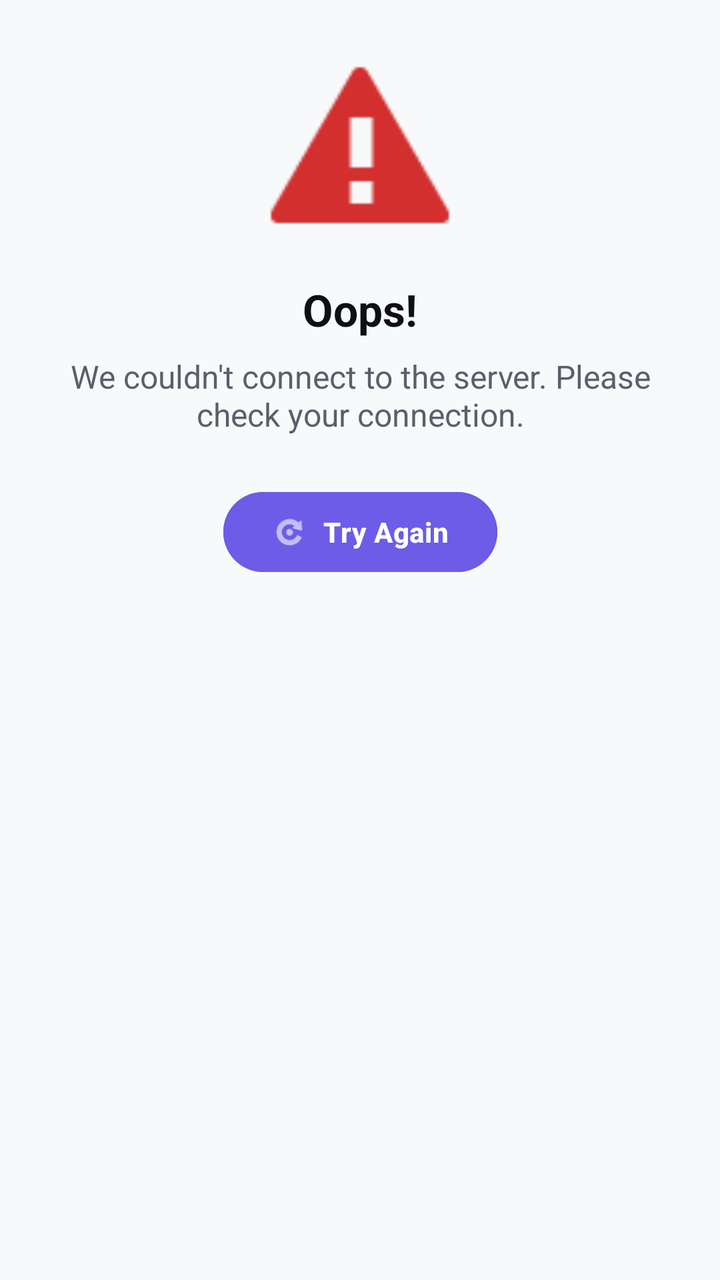
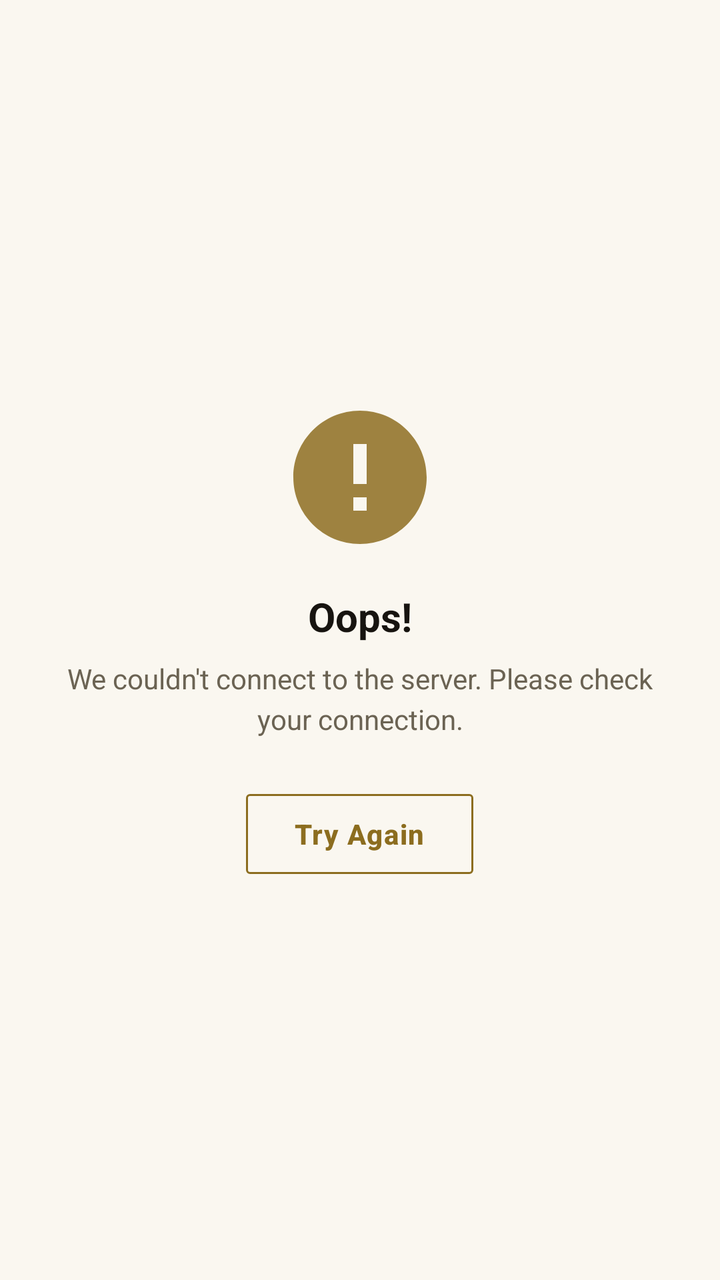

An Android layout rendered at two revisions. The XML below is the earlier revision; the diff shows what the commit changed to produce the second picture.
<!-- AndroidManifest.xml: application theme Theme.CineXplora -->
<!-- res/layout/layout_error.xml -->
<?xml version="1.0" encoding="utf-8"?>
<androidx.constraintlayout.widget.ConstraintLayout xmlns:android="http://schemas.android.com/apk/res/android"
    xmlns:app="http://schemas.android.com/apk/res-auto"
    android:id="@+id/layoutError"
    android:layout_width="match_parent"
    android:layout_height="wrap_content"
    android:layout_gravity="center"
    android:padding="24dp">

    <ImageView
        android:id="@+id/ivErrorIcon"
        android:layout_width="100dp"
        android:layout_height="100dp"
        android:src="@android:drawable/stat_notify_error"
        app:tint="#D32F2F"
        app:layout_constraintEnd_toEndOf="parent"
        app:layout_constraintStart_toStartOf="parent"
        app:layout_constraintTop_toTopOf="parent" />

    <TextView
        android:id="@+id/tvErrorTitle"
        android:layout_width="wrap_content"
        android:layout_height="wrap_content"
        android:layout_marginTop="16dp"
        android:text="@string/error_1"
        android:textColor="?android:attr/textColorPrimary"
        android:textSize="22sp"
        android:textStyle="bold"
        app:layout_constraintEnd_toEndOf="parent"
        app:layout_constraintStart_toStartOf="parent"
        app:layout_constraintTop_toBottomOf="@+id/ivErrorIcon" />

    <TextView
        android:id="@+id/tvErrorMessage"
        android:layout_width="0dp"
        android:layout_height="wrap_content"
        android:layout_marginTop="8dp"
        android:gravity="center"
        android:text="@string/error_2"
        android:textColor="?android:attr/textColorSecondary"
        android:textSize="16sp"
        app:layout_constraintEnd_toEndOf="parent"
        app:layout_constraintStart_toStartOf="parent"
        app:layout_constraintTop_toBottomOf="@+id/tvErrorTitle" />

    <com.google.android.material.button.MaterialButton
        android:id="@+id/btnRetry"
        style="@style/Widget.Material3.Button"
        android:layout_width="wrap_content"
        android:layout_height="wrap_content"
        android:layout_marginTop="24dp"
        android:backgroundTint="?attr/colorPrimary"
        android:text="@string/try_again"
        android:textColor="?attr/colorOnPrimary"
        app:cornerRadius="20dp"
        app:icon="@android:drawable/ic_menu_rotate"
        app:iconTint="?attr/colorOnPrimary"
        app:layout_constraintEnd_toEndOf="parent"
        app:layout_constraintStart_toStartOf="parent"
        app:layout_constraintTop_toBottomOf="@+id/tvErrorMessage" />

</androidx.constraintlayout.widget.ConstraintLayout>
<!-- resources referenced by this layout -->
<resources>
  <style name="Base.Theme.CineXplora" parent="Theme.Material3.DayNight.NoActionBar">
  
          <item name="colorPrimary">@color/light_accent_primary</item>
          <item name="colorPrimaryVariant">@color/light_accent_primary_variant</item>
          <item name="colorOnPrimary">@color/light_on_accent</item>
          <item name="colorSecondary">@color/light_accent_secondary</item>
          <item name="colorOnSecondary">@color/light_on_accent</item>
  
  
          <item name="android:windowBackground">@color/light_background</item>
          <item name="colorSurface">@color/light_surface</item>
          <item name="colorSurfaceVariant">@color/light_surface_elevated</item>
          <item name="colorOnSurface">@color/light_text_primary</item>
          <item name="colorOnSurfaceVariant">@color/light_text_secondary</item>
  
          <item name="android:textColorPrimary">@color/light_text_primary</item>
          <item name="android:textColorSecondary">@color/light_text_secondary</item>
          <item name="android:textColorHint">@color/light_text_disabled</item>
  
          <item name="colorControlNormal">@color/light_text_secondary</item>
          <item name="colorControlActivated">@color/light_accent_primary</item>
          <item name="colorError">@color/light_error</item>
  
          <item name="android:statusBarColor">@color/light_background</item>
          <item name="android:windowLightStatusBar">true</item>
  
          <item name="android:listDivider">@color/light_divider</item>
  
          <item name="accentGlow">@color/light_accent_glow</item>
          <item name="badgeMovie">@color/light_badge_movie</item>
          <item name="badgeSerie">@color/light_badge_serie</item>
          <item name="errorSurface">@color/light_error_surface</item>
          <item name="successColor">@color/light_success</item>
          <item name="successSurface">@color/light_success_surface</item>
          <item name="surfaceElevated">@color/light_surface_elevated</item>
  
          <item name="textInputStyle">@style/CineXplora.TextInputLayout</item>
          <item name="materialButtonStyle">@style/CineXplora.Button</item>
          <item name="materialCardViewStyle">@style/CineXplora.Card</item>
          <item name="alertDialogTheme">@style/CineXplora.AlertDialog</item>
      </style>
  <color name="light_accent_primary">#6C5CE7</color>
  <color name="light_accent_primary_variant">#5A4BD1</color>
  <color name="light_accent_secondary">#00D2D3</color>
  <color name="light_background">#F8F9FA</color>
  <color name="light_surface_elevated">#F0F1F3</color>
  <color name="light_text_primary">#0D0F13</color>
  <color name="light_text_secondary">#5A5F6B</color>
  <color name="light_text_disabled">#A0A4AD</color>
  <color name="light_error">#E74C3C</color>
  <color name="light_divider">#E2E4E9</color>
  <color name="light_accent_glow">#1A6C5CE7</color>
  <color name="light_badge_movie">#6C5CE7</color>
  <color name="light_badge_serie">#00D2D3</color>
  <color name="light_error_surface">#FDECEC</color>
  <color name="light_success">#27AE60</color>
  <color name="light_success_surface">#E8F8EF</color>
  <style name="CineXplora.TextInputLayout" parent="Widget.Material3.TextInputLayout.OutlinedBox">
          <item name="boxCornerRadiusTopStart">@dimen/radius_sm</item>
          <item name="boxCornerRadiusTopEnd">@dimen/radius_sm</item>
          <item name="boxCornerRadiusBottomStart">@dimen/radius_sm</item>
          <item name="boxCornerRadiusBottomEnd">@dimen/radius_sm</item>
          <item name="boxStrokeColor">?android:attr/listDivider</item>
          <item name="boxStrokeWidthFocused">2dp</item>
          <item name="hintTextColor">?attr/colorPrimary</item>
      </style>
  <style name="CineXplora.Button" parent="Widget.Material3.Button">
          <item name="cornerRadius">@dimen/radius_sm</item>
          <item name="android:minHeight">@dimen/button_height</item>
          <item name="backgroundTint">?attr/colorPrimary</item>
          <item name="android:textColor">?attr/colorOnPrimary</item>
          <item name="android:textSize">14sp</item>
          <item name="android:textStyle">bold</item>
          <item name="android:letterSpacing">0.02</item>
          <item name="android:textAllCaps">false</item>
      </style>
  <style name="CineXplora.Card" parent="Widget.Material3.CardView.Filled">
          <item name="cardCornerRadius">@dimen/radius_sm</item>
          <item name="cardElevation">0dp</item>
          <item name="strokeWidth">@dimen/card_border_width</item>
          <item name="strokeColor">?android:attr/listDivider</item>
          <item name="cardBackgroundColor">?attr/colorSurface</item>
      </style>
  <style name="CineXplora.AlertDialog" parent="ThemeOverlay.Material3.MaterialAlertDialog">
          <item name="android:background">@drawable/bg_dialog</item>
          <item name="android:windowMinWidthMajor">80%</item>
          <item name="android:windowMinWidthMinor">90%</item>
          <item name="buttonBarPositiveButtonStyle">@style/CineXplora.AlertDialog.Button</item>
          <item name="buttonBarNegativeButtonStyle">@style/CineXplora.AlertDialog.Button.Negative</item>
      </style>
  <dimen name="radius_sm">4dp</dimen>
  <dimen name="card_border_width">1dp</dimen>
  <!-- drawable bg_dialog (drawable) -->
  <?xml version="1.0" encoding="utf-8"?>
  <shape xmlns:android="http://schemas.android.com/apk/res/android">
      <solid android:color="?attr/colorSurface" />
      <corners android:radius="@dimen/radius_lg" />
  </shape>
  <style name="CineXplora.AlertDialog.Button" parent="Widget.Material3.Button.TextButton">
          <item name="android:textColor">?attr/colorPrimary</item>
          <item name="android:textStyle">bold</item>
          <item name="android:textAllCaps">false</item>
      </style>
  <style name="CineXplora.AlertDialog.Button.Negative" parent="Widget.Material3.Button.TextButton">
          <item name="android:textColor">?android:attr/textColorSecondary</item>
          <item name="android:textAllCaps">false</item>
      </style>
  <dimen name="radius_lg">4dp</dimen>
  <!-- unchanged entries left out for length: 7 -->
</resources>

<!-- the commit's change to res/layout/layout_error.xml (unified diff, before → after) -->
@@ -1,62 +1,46 @@
 <?xml version="1.0" encoding="utf-8"?>
-<androidx.constraintlayout.widget.ConstraintLayout xmlns:android="http://schemas.android.com/apk/res/android"
+<LinearLayout xmlns:android="http://schemas.android.com/apk/res/android"
     xmlns:app="http://schemas.android.com/apk/res-auto"
     android:id="@+id/layoutError"
     android:layout_width="match_parent"
     android:layout_height="wrap_content"
-    android:layout_gravity="center"
-    android:padding="24dp">
+    android:orientation="vertical"
+    android:gravity="center"
+    android:padding="@dimen/space_2xl">
 
     <ImageView
         android:id="@+id/ivErrorIcon"
-        android:layout_width="100dp"
-        android:layout_height="100dp"
-        android:src="@android:drawable/stat_notify_error"
-        app:tint="#D32F2F"
-        app:layout_constraintEnd_toEndOf="parent"
-        app:layout_constraintStart_toStartOf="parent"
-        app:layout_constraintTop_toTopOf="parent" />
+        android:layout_width="80dp"
+        android:layout_height="80dp"
+        android:src="@drawable/ic_error_state"
+        android:alpha="0.85"
+        app:tint="?attr/colorPrimary" />
 
     <TextView
         android:id="@+id/tvErrorTitle"
+        style="@style/CineXplora.Text.TitleLarge"
         android:layout_width="wrap_content"
         android:layout_height="wrap_content"
-        android:layout_marginTop="16dp"
-        android:text="@string/error_1"
-        android:textColor="?android:attr/textColorPrimary"
-        android:textSize="22sp"
-        android:textStyle="bold"
-        app:layout_constraintEnd_toEndOf="parent"
-        app:layout_constraintStart_toStartOf="parent"
-        app:layout_constraintTop_toBottomOf="@+id/ivErrorIcon" />
+        android:layout_marginTop="@dimen/space_lg"
+        android:gravity="center"
+        android:text="@string/error_1" />
 
     <TextView
         android:id="@+id/tvErrorMessage"
-        android:layout_width="0dp"
+        style="@style/CineXplora.Text.BodyMedium"
+        android:layout_width="match_parent"
         android:layout_height="wrap_content"
-        android:layout_marginTop="8dp"
+        android:layout_marginTop="@dimen/space_sm"
         android:gravity="center"
         android:text="@string/error_2"
-        android:textColor="?android:attr/textColorSecondary"
-        android:textSize="16sp"
-        app:layout_constraintEnd_toEndOf="parent"
-        app:layout_constraintStart_toStartOf="parent"
-        app:layout_constraintTop_toBottomOf="@+id/tvErrorTitle" />
+        android:textColor="?android:attr/textColorSecondary" />
 
     <com.google.android.material.button.MaterialButton
         android:id="@+id/btnRetry"
-        style="@style/Widget.Material3.Button"
+        style="@style/CineXplora.Button.Outlined"
         android:layout_width="wrap_content"
         android:layout_height="wrap_content"
-        android:layout_marginTop="24dp"
-        android:backgroundTint="?attr/colorPrimary"
-        android:text="@string/try_again"
-        android:textColor="?attr/colorOnPrimary"
-        app:cornerRadius="20dp"
-        app:icon="@android:drawable/ic_menu_rotate"
-        app:iconTint="?attr/colorOnPrimary"
-        app:layout_constraintEnd_toEndOf="parent"
-        app:layout_constraintStart_toStartOf="parent"
-        app:layout_constraintTop_toBottomOf="@+id/tvErrorMessage" />
+        android:layout_marginTop="@dimen/space_xl"
+        android:text="@string/try_again" />
 
-</androidx.constraintlayout.widget.ConstraintLayout>
+</LinearLayout>
<!-- resource entries referenced after the edit -->
@@ -1,5 +1,38 @@
 <!-- resources referenced by this layout -->
 <resources>
+  <dimen name="space_2xl">32dp</dimen>
+  <dimen name="space_lg">16dp</dimen>
+  <dimen name="space_sm">8dp</dimen>
+  <dimen name="space_xl">24dp</dimen>
+  <!-- drawable ic_error_state (drawable) -->
+  <vector xmlns:android="http://schemas.android.com/apk/res/android"
+      android:width="24dp"
+      android:height="24dp"
+      android:viewportWidth="24"
+      android:viewportHeight="24">
+      <path
+          android:fillColor="#FF000000"
+          android:pathData="M12,2C6.48,2 2,6.48 2,12s4.48,10 10,10 10,-4.48 10,-10S17.52,2 12,2zm1,15h-2v-2h2v2zm0,-4h-2L11,7h2v6z" />
+  </vector>
+  <style name="CineXplora.Button.Outlined" parent="Widget.Material3.Button.OutlinedButton">
+          <item name="cornerRadius">@dimen/radius_sm</item>
+          <item name="android:minHeight">@dimen/button_height</item>
+          <item name="strokeColor">?attr/colorPrimary</item>
+          <item name="strokeWidth">1dp</item>
+          <item name="android:textColor">?attr/colorPrimary</item>
+          <item name="android:textAllCaps">false</item>
+          <item name="android:letterSpacing">0.04</item>
+      </style>
+  <style name="CineXplora.Text.BodyMedium">
+          <item name="android:textSize">14sp</item>
+          <item name="android:textColor">?android:attr/textColorSecondary</item>
+          <item name="android:lineSpacingExtra">4dp</item>
+      </style>
+  <style name="CineXplora.Text.TitleLarge">
+          <item name="android:textSize">20sp</item>
+          <item name="android:textStyle">bold</item>
+          <item name="android:textColor">?android:attr/textColorPrimary</item>
+      </style>
   <style name="Base.Theme.CineXplora" parent="Theme.Material3.DayNight.NoActionBar">
   
           <item name="colorPrimary">@color/light_accent_primary</item>
@@ -7,7 +40,6 @@
           <item name="colorOnPrimary">@color/light_on_accent</item>
           <item name="colorSecondary">@color/light_accent_secondary</item>
           <item name="colorOnSecondary">@color/light_on_accent</item>
-  
   
           <item name="android:windowBackground">@color/light_background</item>
           <item name="colorSurface">@color/light_surface</item>
@@ -21,10 +53,14 @@
   
           <item name="colorControlNormal">@color/light_text_secondary</item>
           <item name="colorControlActivated">@color/light_accent_primary</item>
+          
+          <item name="colorControlHighlight">#1A8C6D1F</item>
           <item name="colorError">@color/light_error</item>
   
           <item name="android:statusBarColor">@color/light_background</item>
           <item name="android:windowLightStatusBar">true</item>
+          <item name="android:navigationBarColor">@color/light_background</item>
+          <item name="android:windowLightNavigationBar" tools:targetApi="o_mr1">true</item>
   
           <item name="android:listDivider">@color/light_divider</item>
   
@@ -40,74 +76,124 @@
           <item name="materialButtonStyle">@style/CineXplora.Button</item>
           <item name="materialCardViewStyle">@style/CineXplora.Card</item>
           <item name="alertDialogTheme">@style/CineXplora.AlertDialog</item>
+          <item name="materialAlertDialogTheme">@style/CineXplora.AlertDialog</item>
       </style>
-  <color name="light_accent_primary">#6C5CE7</color>
-  <color name="light_accent_primary_variant">#5A4BD1</color>
-  <color name="light_accent_secondary">#00D2D3</color>
-  <color name="light_background">#F8F9FA</color>
-  <color name="light_surface_elevated">#F0F1F3</color>
-  <color name="light_text_primary">#0D0F13</color>
-  <color name="light_text_secondary">#5A5F6B</color>
-  <color name="light_text_disabled">#A0A4AD</color>
-  <color name="light_error">#E74C3C</color>
-  <color name="light_divider">#E2E4E9</color>
-  <color name="light_accent_glow">#1A6C5CE7</color>
-  <color name="light_badge_movie">#6C5CE7</color>
-  <color name="light_badge_serie">#00D2D3</color>
-  <color name="light_error_surface">#FDECEC</color>
-  <color name="light_success">#27AE60</color>
-  <color name="light_success_surface">#E8F8EF</color>
+  <color name="light_accent_primary">#8C6D1F</color>
+  <color name="light_accent_primary_variant">#6E5618</color>
+  <color name="light_accent_secondary">#B8962E</color>
+  <color name="light_background">#FAF7F0</color>
+  <color name="light_surface_elevated">#F1ECE0</color>
+  <color name="light_text_primary">#171410</color>
+  <color name="light_text_secondary">#6B6353</color>
+  <color name="light_text_disabled">#B3AB99</color>
+  <color name="light_error">#B3362E</color>
+  <color name="light_divider">#E5DFD0</color>
+  <color name="light_accent_glow">#1A8C6D1F</color>
+  <color name="light_badge_movie">#8C6D1F</color>
+  <color name="light_badge_serie">#6E5694</color>
+  <color name="light_error_surface">#F9E9E7</color>
+  <color name="light_success">#4F7A3D</color>
+  <color name="light_success_surface">#EBF2E5</color>
   <style name="CineXplora.TextInputLayout" parent="Widget.Material3.TextInputLayout.OutlinedBox">
           <item name="boxCornerRadiusTopStart">@dimen/radius_sm</item>
           <item name="boxCornerRadiusTopEnd">@dimen/radius_sm</item>
           <item name="boxCornerRadiusBottomStart">@dimen/radius_sm</item>
           <item name="boxCornerRadiusBottomEnd">@dimen/radius_sm</item>
           <item name="boxStrokeColor">?android:attr/listDivider</item>
-          <item name="boxStrokeWidthFocused">2dp</item>
+          <item name="boxStrokeWidthFocused">1.5dp</item>
           <item name="hintTextColor">?attr/colorPrimary</item>
+          <item name="boxBackgroundColor">?attr/surfaceElevated</item>
       </style>
   <style name="CineXplora.Button" parent="Widget.Material3.Button">
           <item name="cornerRadius">@dimen/radius_sm</item>
           <item name="android:minHeight">@dimen/button_height</item>
-          <item name="backgroundTint">?attr/colorPrimary</item>
-          <item name="android:textColor">?attr/colorOnPrimary</item>
+          <item name="backgroundTint">@null</item>
+          <item name="android:background">@drawable/bg_button_gold</item>
+          <item name="android:textColor">@color/dark_on_accent</item>
           <item name="android:textSize">14sp</item>
           <item name="android:textStyle">bold</item>
-          <item name="android:letterSpacing">0.02</item>
+          <item name="android:letterSpacing">0.06</item>
           <item name="android:textAllCaps">false</item>
+          <item name="iconTint">@color/dark_on_accent</item>
       </style>
   <style name="CineXplora.Card" parent="Widget.Material3.CardView.Filled">
-          <item name="cardCornerRadius">@dimen/radius_sm</item>
+          <item name="cardCornerRadius">@dimen/radius_md</item>
           <item name="cardElevation">0dp</item>
           <item name="strokeWidth">@dimen/card_border_width</item>
           <item name="strokeColor">?android:attr/listDivider</item>
           <item name="cardBackgroundColor">?attr/colorSurface</item>
       </style>
   <style name="CineXplora.AlertDialog" parent="ThemeOverlay.Material3.MaterialAlertDialog">
-          <item name="android:background">@drawable/bg_dialog</item>
           <item name="android:windowMinWidthMajor">80%</item>
           <item name="android:windowMinWidthMinor">90%</item>
-          <item name="buttonBarPositiveButtonStyle">@style/CineXplora.AlertDialog.Button</item>
+          
+          <item name="shapeAppearanceMediumComponent">@style/ShapeAppearance.CineXplora.Dialog</item>
+          
+          <item name="buttonBarPositiveButtonStyle">@style/CineXplora.AlertDialog.Button.Positive</item>
           <item name="buttonBarNegativeButtonStyle">@style/CineXplora.AlertDialog.Button.Negative</item>
+          <item name="buttonBarNeutralButtonStyle">@style/CineXplora.AlertDialog.Button.Neutral</item>
       </style>
-  <dimen name="radius_sm">4dp</dimen>
-  <dimen name="card_border_width">1dp</dimen>
-  <!-- drawable bg_dialog (drawable) -->
+  <!-- drawable bg_button_gold (drawable) -->
   <?xml version="1.0" encoding="utf-8"?>
-  <shape xmlns:android="http://schemas.android.com/apk/res/android">
-      <solid android:color="?attr/colorSurface" />
-      <corners android:radius="@dimen/radius_lg" />
-  </shape>
-  <style name="CineXplora.AlertDialog.Button" parent="Widget.Material3.Button.TextButton">
+  <selector xmlns:android="http://schemas.android.com/apk/res/android">
+      
+      <item android:state_enabled="false">
+          <shape android:shape="rectangle">
+              <solid android:color="?attr/surfaceElevated" />
+              <corners android:radius="@dimen/radius_sm" />
+          </shape>
+      </item>
+      
+      <item android:state_pressed="true">
+          <shape android:shape="rectangle">
+              <gradient
+                  android:angle="135"
+                  android:startColor="#D4A830"
+                  android:centerColor="#B8962E"
+                  android:endColor="#7A5D18"
+                  android:type="linear" />
+              <corners android:radius="@dimen/radius_sm" />
+          </shape>
+      </item>
+      
+      <item>
+          <shape android:shape="rectangle">
+              <gradient
+                  android:angle="135"
+                  android:startColor="@color/gold_gradient_start"
+                  android:centerColor="@color/gold_gradient_mid"
+                  android:endColor="@color/gold_gradient_end"
+                  android:type="linear" />
+              <corners android:radius="@dimen/radius_sm" />
+          </shape>
+      </item>
+  </selector>
+  <color name="dark_on_accent">#0B0A08</color>
+  <dimen name="radius_md">4dp</dimen>
+  <dimen name="radius_sm">2dp</dimen>
+  <dimen name="card_border_width">0.75dp</dimen>
+  <style name="ShapeAppearance.CineXplora.Dialog" parent="ShapeAppearance.Material3.MediumComponent">
+          <item name="cornerFamily">rounded</item>
+          <item name="cornerSize">@dimen/radius_md</item>
+      </style>
+  <style name="CineXplora.AlertDialog.Button.Positive" parent="Widget.Material3.Button.TextButton.Dialog">
           <item name="android:textColor">?attr/colorPrimary</item>
           <item name="android:textStyle">bold</item>
+          <item name="android:letterSpacing">0.04</item>
           <item name="android:textAllCaps">false</item>
+          <item name="rippleColor">?attr/accentGlow</item>
       </style>
-  <style name="CineXplora.AlertDialog.Button.Negative" parent="Widget.Material3.Button.TextButton">
+  <style name="CineXplora.AlertDialog.Button.Negative" parent="Widget.Material3.Button.TextButton.Dialog">
           <item name="android:textColor">?android:attr/textColorSecondary</item>
           <item name="android:textAllCaps">false</item>
       </style>
-  <dimen name="radius_lg">4dp</dimen>
+  <style name="CineXplora.AlertDialog.Button.Neutral" parent="Widget.Material3.Button.TextButton.Dialog">
+          <item name="android:textColor">?attr/colorPrimary</item>
+          <item name="android:textAllCaps">false</item>
+      </style>
+  <color name="gold_gradient_start">#F5D67B</color>
+  <color name="gold_gradient_mid">#D4AF37</color>
+  <color name="gold_gradient_end">#9A7520</color>
   <!-- unchanged entries left out for length: 7 -->
 </resources>
 
